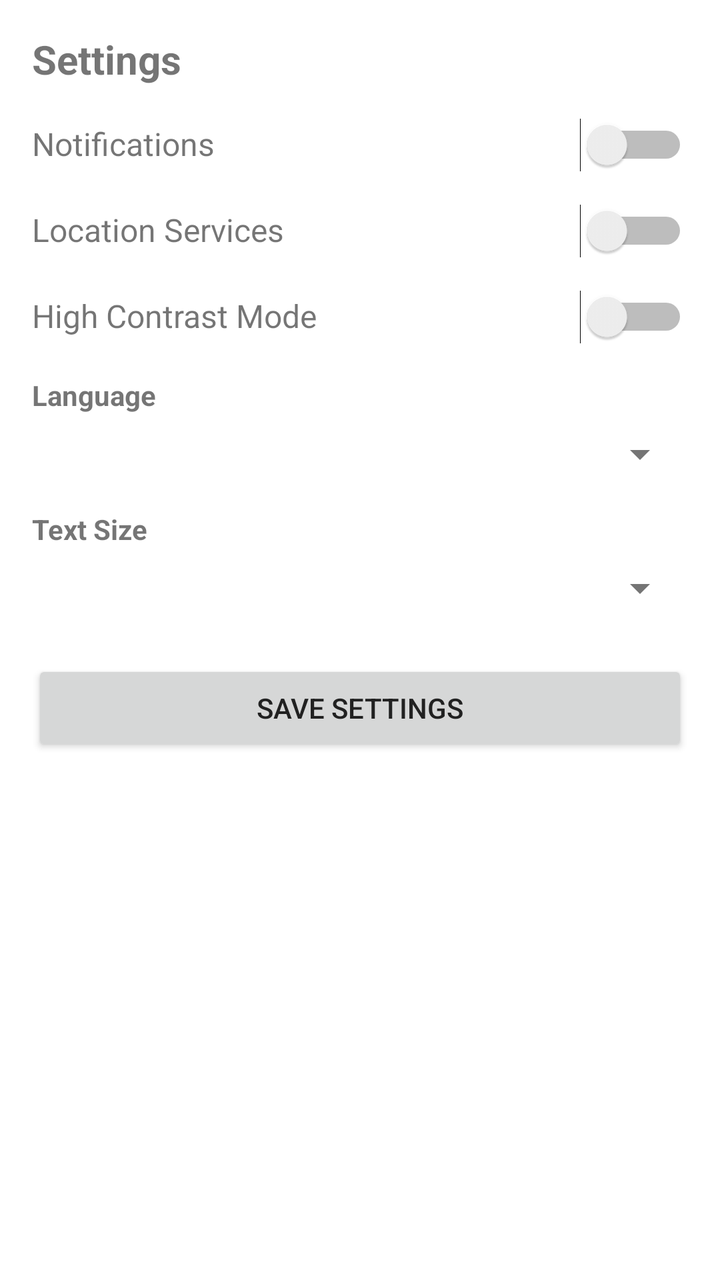
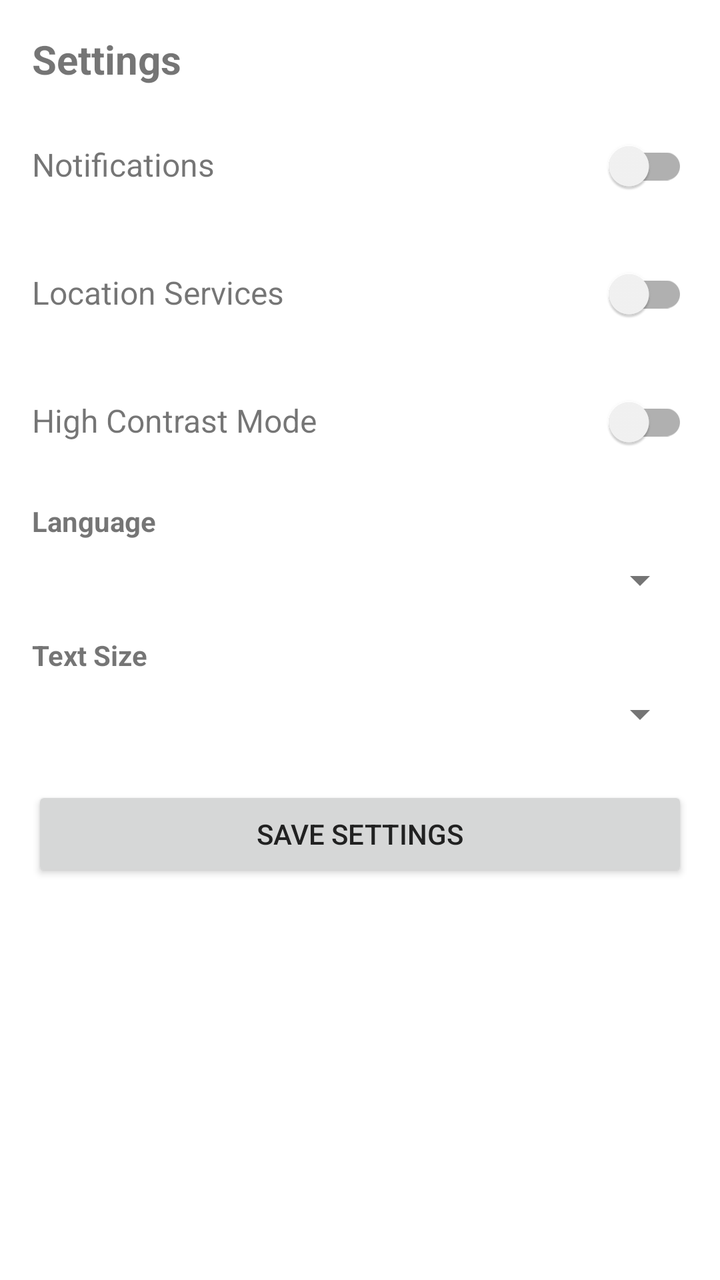

Screens rendered from an Android XML layout before and after an edit, with the pre-edit source and the edit as a unified diff.
<!-- AndroidManifest.xml: activity theme Theme.MonsoonCare -->
<!-- res/layout/activity_settings.xml -->
<?xml version="1.0" encoding="utf-8"?>
<ScrollView xmlns:android="http://schemas.android.com/apk/res/android"
    android:layout_width="match_parent"
    android:layout_height="match_parent"
    android:padding="16dp">

    <LinearLayout
        android:layout_width="match_parent"
        android:layout_height="wrap_content"
        android:orientation="vertical">

        <TextView
            android:layout_width="match_parent"
            android:layout_height="wrap_content"
            android:text="Settings"
            android:textStyle="bold"
            android:textSize="20sp"
            android:layout_marginBottom="16dp" />

        
        <LinearLayout
            android:layout_width="match_parent"
            android:layout_height="wrap_content"
            android:orientation="horizontal"
            android:layout_marginBottom="16dp">

            <TextView
                android:layout_width="0dp"
                android:layout_height="wrap_content"
                android:layout_weight="1"
                android:text="Notifications"
                android:textSize="16sp" />

            <Switch
                android:id="@+id/notifications_switch"
                android:layout_width="wrap_content"
                android:layout_height="wrap_content" />

        </LinearLayout>

        
        <LinearLayout
            android:layout_width="match_parent"
            android:layout_height="wrap_content"
            android:orientation="horizontal"
            android:layout_marginBottom="16dp">

            <TextView
                android:layout_width="0dp"
                android:layout_height="wrap_content"
                android:layout_weight="1"
                android:text="Location Services"
                android:textSize="16sp" />

            <Switch
                android:id="@+id/location_switch"
                android:layout_width="wrap_content"
                android:layout_height="wrap_content" />

        </LinearLayout>

        
        <LinearLayout
            android:layout_width="match_parent"
            android:layout_height="wrap_content"
            android:orientation="horizontal"
            android:layout_marginBottom="16dp">

            <TextView
                android:layout_width="0dp"
                android:layout_height="wrap_content"
                android:layout_weight="1"
                android:text="High Contrast Mode"
                android:textSize="16sp" />

            <Switch
                android:id="@+id/high_contrast_switch"
                android:layout_width="wrap_content"
                android:layout_height="wrap_content" />

        </LinearLayout>

        
        <TextView
            android:layout_width="match_parent"
            android:layout_height="wrap_content"
            android:text="Language"
            android:textStyle="bold"
            android:textSize="14sp"
            android:layout_marginBottom="8dp" />

        <Spinner
            android:id="@+id/language_spinner"
            android:layout_width="match_parent"
            android:layout_height="wrap_content"
            android:layout_marginBottom="16dp" />

        
        <TextView
            android:layout_width="match_parent"
            android:layout_height="wrap_content"
            android:text="Text Size"
            android:textStyle="bold"
            android:textSize="14sp"
            android:layout_marginBottom="8dp" />

        <Spinner
            android:id="@+id/text_size_spinner"
            android:layout_width="match_parent"
            android:layout_height="wrap_content"
            android:layout_marginBottom="24dp" />

        <Button
            android:id="@+id/btn_save_settings"
            android:layout_width="match_parent"
            android:layout_height="wrap_content"
            android:text="Save Settings" />

    </LinearLayout>

</ScrollView>
<!-- resources referenced by this layout -->
<resources>
  <style name="Theme.MonsoonCare" parent="Theme.MaterialComponents.DayNight.DarkActionBar">
          <item name="colorPrimary">@color/primary</item>
          <item name="colorPrimaryVariant">@color/primary_dark</item>
          <item name="colorSecondary">@color/accent</item>
          <item name="colorSecondaryVariant">@color/accent</item>
          <item name="android:colorBackground">@color/background</item>
          <item name="colorSurface">@color/surface</item>
          <item name="colorError">@color/error</item>
          <item name="colorOnPrimary">@android:color/white</item>
          <item name="colorOnSecondary">@android:color/white</item>
          <item name="colorOnBackground">@color/text_primary</item>
          <item name="colorOnSurface">@color/text_primary</item>
          <item name="colorOnError">@android:color/white</item>
          <item name="android:textColorPrimary">@color/text_primary</item>
          <item name="android:textColorSecondary">@color/text_secondary</item>
          <item name="android:textColorHint">@color/text_hint</item>
          <item name="android:windowLightStatusBar">false</item>
      </style>
  <color name="primary">#FF6B35</color>
  <color name="primary_dark">#E55A2B</color>
  <color name="accent">#00A8E8</color>
  <color name="background">#FFFFFF</color>
  <color name="surface">#F5F5F5</color>
  <color name="error">#F44336</color>
  <color name="text_primary">#212121</color>
  <color name="text_secondary">#757575</color>
  <color name="text_hint">#BDBDBD</color>
</resources>

<!-- the commit's change to res/layout/activity_settings.xml (unified diff, before → after) -->
@@ -31,7 +31,7 @@
                 android:text="Notifications"
                 android:textSize="16sp" />
 
-            <Switch
+            <com.google.android.material.switchmaterial.SwitchMaterial
                 android:id="@+id/notifications_switch"
                 android:layout_width="wrap_content"
                 android:layout_height="wrap_content" />
@@ -52,7 +52,7 @@
                 android:text="Location Services"
                 android:textSize="16sp" />
 
-            <Switch
+            <com.google.android.material.switchmaterial.SwitchMaterial
                 android:id="@+id/location_switch"
                 android:layout_width="wrap_content"
                 android:layout_height="wrap_content" />
@@ -73,7 +73,7 @@
                 android:text="High Contrast Mode"
                 android:textSize="16sp" />
 
-            <Switch
+            <com.google.android.material.switchmaterial.SwitchMaterial
                 android:id="@+id/high_contrast_switch"
                 android:layout_width="wrap_content"
                 android:layout_height="wrap_content" />
